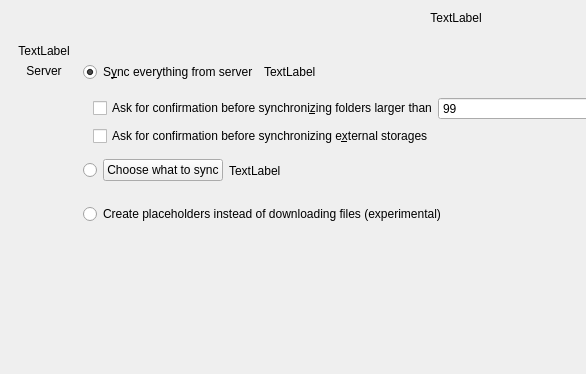
nextcloud/desktop, file src/gui/wizard/owncloudadvancedsetuppage.ui: the form before one commit; both pictures show x 0 to 586 and y 0 to 374 of the 912 by 633 pixel window.
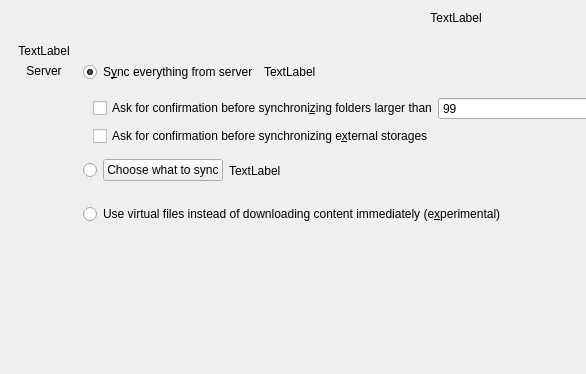
The form after the commit.

Commit message: Rename "placeholder" feature

The edit to the form file:
```diff
--- a/src/gui/wizard/owncloudadvancedsetuppage.ui
+++ b/src/gui/wizard/owncloudadvancedsetuppage.ui
@@ -238,7 +238,7 @@
              </sizepolicy>
             </property>
             <property name="text">
-             <string>Create placeholders instead of downloading files (experimental)</string>
+             <string>Use virtual files instead of downloading content immediately (e&amp;xperimental)</string>
             </property>
             <property name="checkable">
              <bool>false</bool>
```
The commit also changes 3 other files.
